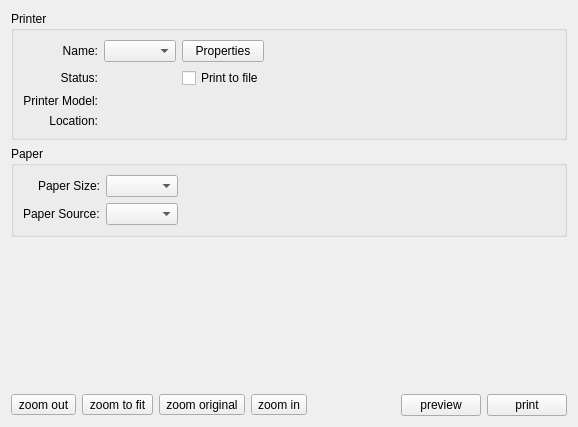
Above: cprint.ui from birkeh/picturePrint before the change. Below: the same form after it.
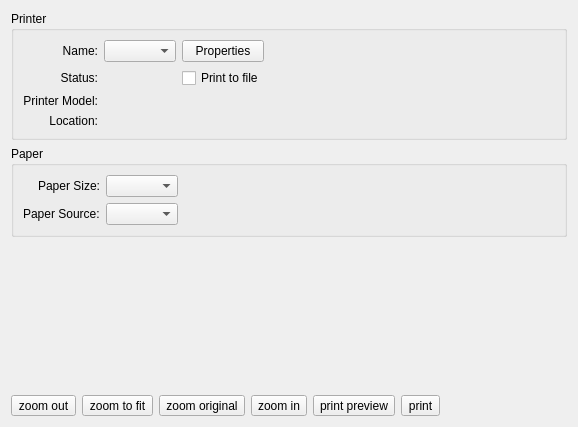
That is the form after the change.

Commit message: switched layout to QGraphicsScene

What changed in the file:
```diff
--- a/cprint.ui
+++ b/cprint.ui
@@ -225,6 +225,12 @@
          <property name="text">
           <string>zoom to fit</string>
          </property>
+         <property name="iconSize">
+          <size>
+           <width>24</width>
+           <height>24</height>
+          </size>
+         </property>
         </widget>
        </item>
        <item>
@@ -238,6 +244,12 @@
          <property name="text">
           <string>zoom original</string>
          </property>
+         <property name="iconSize">
+          <size>
+           <width>24</width>
+           <height>24</height>
+          </size>
+         </property>
         </widget>
        </item>
        <item>
@@ -251,6 +263,50 @@
          <property name="text">
           <string>zoom in</string>
          </property>
+         <property name="iconSize">
+          <size>
+           <width>24</width>
+           <height>24</height>
+          </size>
+         </property>
+        </widget>
+       </item>
+       <item>
+        <widget class="QToolButton" name="m_lpPrintPreview">
+         <property name="toolTip">
+          <string>print preview</string>
+         </property>
+         <property name="statusTip">
+          <string>print preview</string>
+         </property>
+         <property name="text">
+          <string>print preview</string>
+         </property>
+         <property name="iconSize">
+          <size>
+           <width>24</width>
+           <height>24</height>
+          </size>
+         </property>
+        </widget>
+       </item>
+       <item>
+        <widget class="QToolButton" name="m_lpPrint">
+         <property name="toolTip">
+          <string>print</string>
+         </property>
+         <property name="statusTip">
+          <string>print</string>
+         </property>
+         <property name="text">
+          <string>print</string>
+         </property>
+         <property name="iconSize">
+          <size>
+           <width>24</width>
+           <height>24</height>
+          </size>
+         </property>
         </widget>
        </item>
        <item>
@@ -266,20 +322,6 @@
          </property>
         </spacer>
        </item>
-       <item>
-        <widget class="QPushButton" name="m_lpPrintPreview">
-         <property name="text">
-          <string>preview</string>
-         </property>
-        </widget>
-       </item>
-       <item>
-        <widget class="QPushButton" name="m_lpPrint">
-         <property name="text">
-          <string>print</string>
-         </property>
-        </widget>
-       </item>
       </layout>
      </item>
     </layout>
```
Left out of the diff: 12 changed lines with no effect on the pictures. The commit also changes 7 other files.
